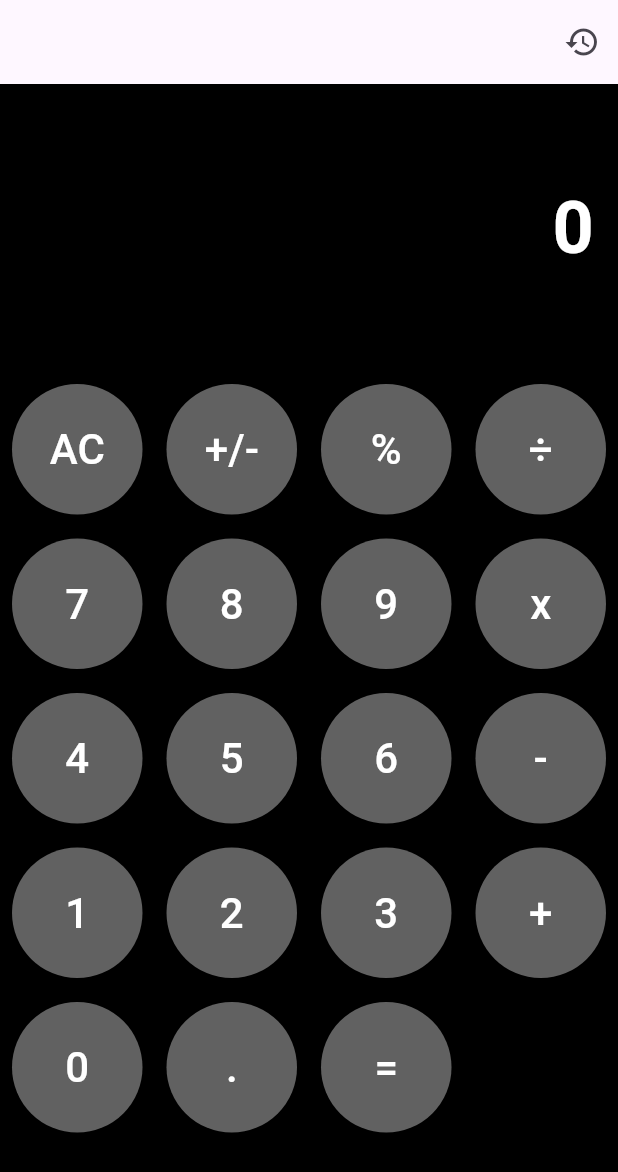
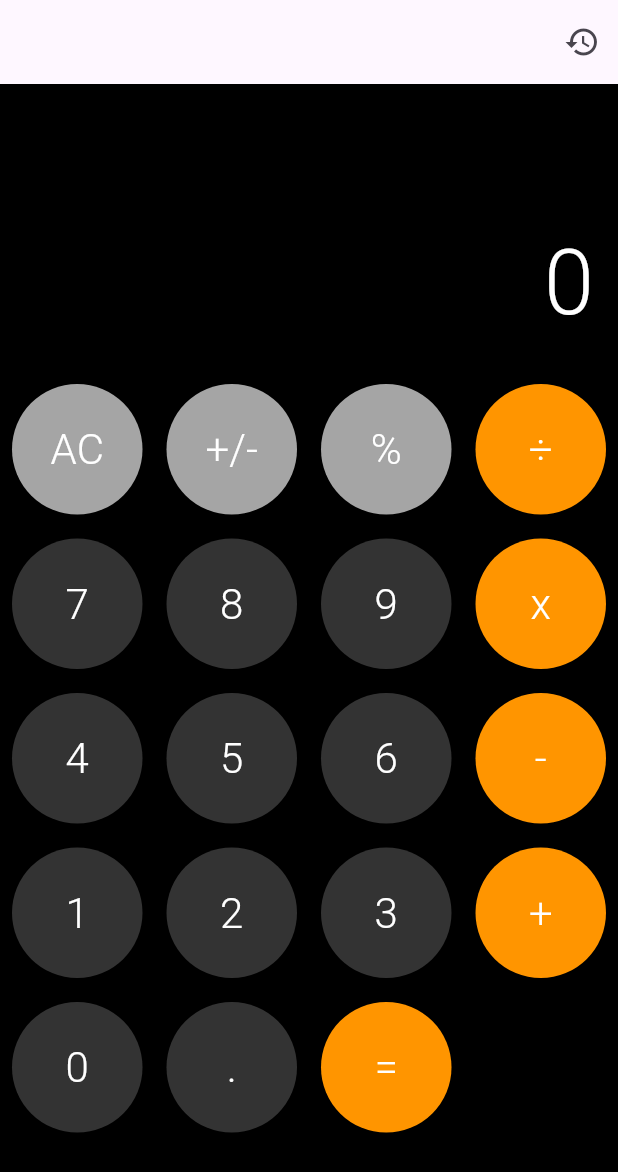
Before and after one commit to aliasghar256/calculatorapp_assignment, a Flutter app: the screen it shows after launch, on a phone screen of 412 x 824 dp. Shown: the top 1172 px of the screen. Run offline on Flutter 3.47's test engine with Material 3 defaults, Android fonts, the phone set to English and light mode, and no system bars.

Commit message:
Colors Fixed

```diff
--- a/lib/main.dart
+++ b/lib/main.dart
@@ -68,12 +68,12 @@ class CalculatorScreen extends StatelessWidget {
     return Consumer<CalculatorProvider>(
       builder: (context, calculator, child) {
         return Container(
-          alignment: Alignment.centerRight,
+          alignment: Alignment.bottomRight,
           padding: EdgeInsets.all(16),
           color: Colors.black,
           child: Text(
             calculator.display, // Display current input or result
-            style: TextStyle(fontSize: 48, fontWeight: FontWeight.bold, color: Colors.white),
+            style: TextStyle(fontFamily: 'Roboto' ,fontSize: 60, fontWeight: FontWeight.w300, color: Colors.white),
           ),
         );
       },
@@ -87,25 +87,26 @@ class CalculatorButtons extends StatelessWidget {
     return Container(color:Colors.black, child: GridView.count(
       crossAxisCount: 4,
       children: [
-        buildButton(context, 'AC' ), buildButton(context, '+/-'), buildButton(context, '%'), buildButton(context, '÷'),
-        buildButton(context, '7'), buildButton(context, '8'), buildButton(context, '9'), buildButton(context, 'x'),
-        buildButton(context, '4'), buildButton(context, '5'), buildButton(context, '6'), buildButton(context, '-'),
-        buildButton(context, '1'), buildButton(context, '2'), buildButton(context, '3'), buildButton(context, '+'),
-        buildButton(context, '0'), buildButton(context, '.'), buildButton(context, '='),
+        buildButton(context, 'AC','FFA5A5A5' ), buildButton(context, '+/-','FFA5A5A5' ), buildButton(context, '%','FFA5A5A5'), buildButton(context, '÷','FFFF9500'),
+        buildButton(context, '7','FF333333'), buildButton(context, '8','FF333333'), buildButton(context, '9','FF333333'), buildButton(context, 'x','FFFF9500'),
+        buildButton(context, '4','FF333333'), buildButton(context, '5','FF333333'), buildButton(context, '6','FF333333'), buildButton(context, '-','FFFF9500'),
+        buildButton(context, '1','FF333333'), buildButton(context, '2','FF333333'), buildButton(context, '3','FF333333'), buildButton(context, '+','FFFF9500'),
+        buildButton(context, '0','FF333333'), buildButton(context, '.','FF333333'), buildButton(context, '=','FFFF9500'),
       ],
     ),);
   }
 
-  Widget buildButton(BuildContext context, String text) {
+  Widget buildButton(BuildContext context, String text, String colorCode) {
+
     return Padding(
       padding: const EdgeInsets.all(8.0),
       child: ElevatedButton(
         onPressed: () {
           Provider.of<CalculatorProvider>(context, listen: false).input(text,context);
         },
-        child: Text(text, style: TextStyle(fontSize: 28)),
+        child: Text(text, style: TextStyle(fontSize: 28, fontWeight: FontWeight.w300)),
         style: ElevatedButton.styleFrom(
-          backgroundColor: Colors.grey[700],
+          backgroundColor: Color(int.parse(colorCode, radix: 16)) ,
           foregroundColor: Colors.white,
         ),
       ),
```
